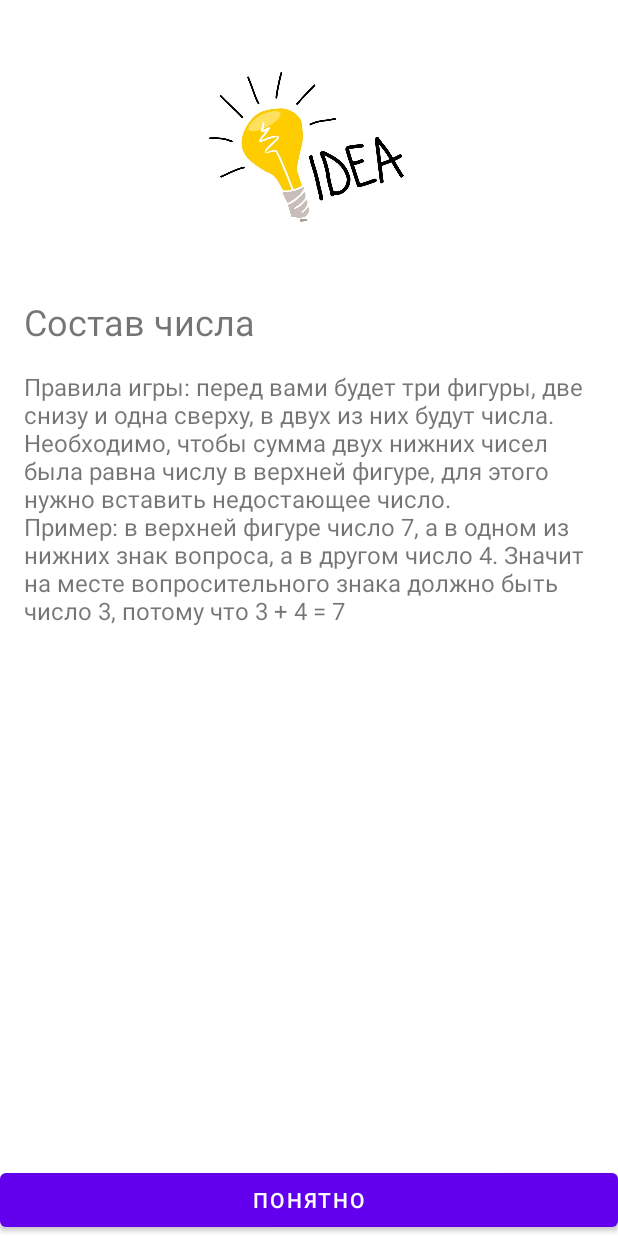
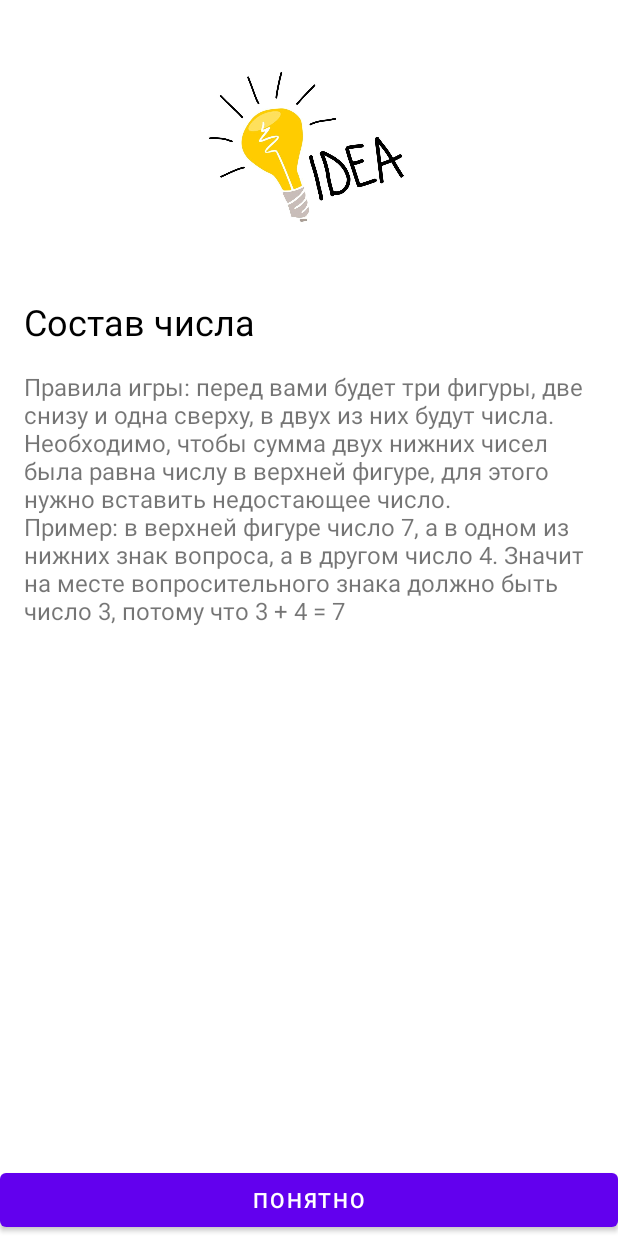
Before and after one commit to jekispank/Composition, an Android app: the screen it shows after launch (MainActivity), on a phone screen of 412 x 824 dp. Run offline under Robolectric (Android 15) with nearby library versions, the phone set to English and light mode, and no system bars; our stand-ins replace data binding.

Commit message:
Creating navigation via Jetpack navigation. Adding dataBinding.

```diff
--- a/app/src/main/AndroidManifest.xml
+++ b/app/src/main/AndroidManifest.xml
@@ -15,6 +15,7 @@
         tools:targetApi="31">
         <activity
             android:name=".presentation.MainActivity"
+            android:icon="@drawable/ic_brain"
             android:exported="true"
             android:screenOrientation="portrait">
             <intent-filter>
--- a/app/src/main/java/com/jekis/composition/presentation/WelcomeFragment.kt
+++ b/app/src/main/java/com/jekis/composition/presentation/WelcomeFragment.kt
@@ -5,6 +5,7 @@ import androidx.fragment.app.Fragment
 import android.view.LayoutInflater
 import android.view.View
 import android.view.ViewGroup
+import androidx.navigation.fragment.findNavController
 import com.jekis.composition.R
 import com.jekis.composition.databinding.FragmentWelcomeBinding
 
@@ -32,9 +33,6 @@ class WelcomeFragment : Fragment() {
     }
 
     private fun launchChooseLevelFragment(){
-        requireActivity().supportFragmentManager.beginTransaction()
-            .replace(R.id.mainContainer, ChooseLevelFragment.newInstance())
-            .addToBackStack("ChooseLevelFragment")
-            .commit()
+        findNavController().navigate(R.id.action_welcomeFragment_to_chooseLevelFragment)
     }
 }
--- a/app/src/main/res/layout/activity_main.xml
+++ b/app/src/main/res/layout/activity_main.xml
@@ -2,10 +2,13 @@
 <androidx.fragment.app.FragmentContainerView
     xmlns:android="http://schemas.android.com/apk/res/android"
     xmlns:tools="http://schemas.android.com/tools"
+    xmlns:app="http://schemas.android.com/apk/res-auto"
     android:id="@+id/mainContainer"
     android:layout_width="match_parent"
     android:layout_height="match_parent"
-    android:name="com.jekis.composition.presentation.WelcomeFragment"
+    android:name="androidx.navigation.fragment.NavHostFragment"
+    app:navGraph="@navigation/main_navigation"
+    app:defaultNavHost="true"
     tools:context=".presentation.MainActivity">
 
 </androidx.fragment.app.FragmentContainerView>
--- a/app/src/main/res/layout/fragment_welcome.xml
+++ b/app/src/main/res/layout/fragment_welcome.xml
@@ -1,9 +1,11 @@
 <?xml version="1.0" encoding="utf-8"?>
+<layout>
+
     <ScrollView xmlns:android="http://schemas.android.com/apk/res/android"
+        xmlns:app="http://schemas.android.com/apk/res-auto"
         xmlns:tools="http://schemas.android.com/tools"
         android:layout_width="match_parent"
         android:layout_height="match_parent"
-    xmlns:app="http://schemas.android.com/apk/res-auto"
         android:fillViewport="true">
 
         <androidx.constraintlayout.widget.ConstraintLayout
@@ -18,37 +20,39 @@
                 android:layout_height="150dp"
                 android:layout_gravity="center"
                 android:layout_margin="32dp"
+                android:contentDescription="Welcome logo"
                 android:src="@drawable/ic_brain"
-           android:contentDescription="Welcome logo"
                 app:layout_constraintEnd_toEndOf="parent"
                 app:layout_constraintStart_toStartOf="parent"
-           app:layout_constraintTop_toTopOf="parent"/>
+                app:layout_constraintTop_toTopOf="parent" />
 
             <TextView
                 android:id="@+id/tv_title"
                 android:layout_width="match_parent"
                 android:layout_height="wrap_content"
+                android:layout_margin="16dp"
                 android:text="@string/composition_of_the_number"
+                android:textColor="@color/black"
                 android:textSize="24sp"
-           android:layout_margin="16dp"
-           app:layout_constraintTop_toBottomOf="@+id/iv_logo"/>
+                app:layout_constraintTop_toBottomOf="@+id/iv_logo" />
 
             <TextView
                 android:layout_width="match_parent"
                 android:layout_height="wrap_content"
+                android:layout_margin="16dp"
                 android:text="@string/game_rules"
                 android:textSize="16sp"
-           android:layout_margin="16dp"
-           app:layout_constraintTop_toBottomOf="@+id/tv_title"/>
+                app:layout_constraintTop_toBottomOf="@+id/tv_title" />
 
             <Button
                 android:id="@+id/bt_understand"
                 android:layout_width="match_parent"
                 android:layout_height="wrap_content"
-           app:layout_constraintBottom_toBottomOf="parent"
+                android:layout_gravity="bottom"
                 android:text="@string/understand"
-           android:layout_gravity="bottom"/>
+                app:layout_constraintBottom_toBottomOf="parent" />
 
         </androidx.constraintlayout.widget.ConstraintLayout>
 
     </ScrollView>
+</layout>
--- /dev/null
+++ b/app/src/main/res/navigation/main_navigation.xml
@@ -0,0 +1,48 @@
+<?xml version="1.0" encoding="utf-8"?>
+<navigation xmlns:android="http://schemas.android.com/apk/res/android"
+    xmlns:app="http://schemas.android.com/apk/res-auto"
+    xmlns:tools="http://schemas.android.com/tools"
+    android:id="@+id/navigation"
+    app:startDestination="@id/welcomeFragment">
+
+    <fragment
+        android:id="@+id/welcomeFragment"
+        android:name="com.jekis.composition.presentation.WelcomeFragment"
+        android:label="WelcomeFragment" >
+        <action
+            android:id="@+id/action_welcomeFragment_to_chooseLevelFragment"
+            app:destination="@id/chooseLevelFragment" />
+    </fragment>
+    <fragment
+        android:id="@+id/chooseLevelFragment"
+        android:name="com.jekis.composition.presentation.ChooseLevelFragment"
+        android:label="fragment_choose_level"
+        tools:layout="@layout/fragment_choose_level" >
+        <action
+            android:id="@+id/action_chooseLevelFragment_to_gameFragment"
+            app:destination="@id/gameFragment" />
+    </fragment>
+    <fragment
+        android:id="@+id/gameFragment"
+        android:name="com.jekis.composition.presentation.GameFragment"
+        android:label="fragment_game"
+        tools:layout="@layout/fragment_game" >
+        <action
+            android:id="@+id/action_gameFragment_to_gameFinishedFragment"
+            app:destination="@id/gameFinishedFragment"
+            app:popUpTo="@id/gameFragment"
+            app:popUpToInclusive="true" />
+        <argument
+            android:name="level"
+            app:argType="com.jekis.composition.domain.entity.Level" />
+    </fragment>
+    <fragment
+        android:id="@+id/gameFinishedFragment"
+        android:name="com.jekis.composition.presentation.GameFinishedFragment"
+        android:label="fragment_game_finished"
+        tools:layout="@layout/fragment_game_finished" >
+        <argument
+            android:name="gameResult"
+            app:argType="com.jekis.composition.domain.entity.GameResult" />
+    </fragment>
+</navigation>
```
Also changed, not shown: app/build.gradle (+7 -3 lines), app/src/main/java/com/jekis/composition/presentation/BindingAdapters.kt (added, +60 -0 lines), app/src/main/java/com/jekis/composition/presentation/ChooseLevelFragment.kt (+2 -10 lines), app/src/main/java/com/jekis/composition/presentation/GameFinishedFragment.kt (+7 -81 lines), app/src/main/java/com/jekis/composition/presentation/GameFragment.kt (+16 -40 lines), app/src/main/java/com/jekis/composition/presentation/GameViewModel.kt (+13 -8 lines), app/src/main/java/com/jekis/composition/presentation/GameViewModelFactory.kt (added, +18 -0 lines), app/src/main/res/layout/fragment_choose_level.xml (+8 -14 lines), app/src/main/res/layout/fragment_game.xml (+14 -6 lines), app/src/main/res/layout/fragment_game_finished.xml (+31 -12 lines), build.gradle (+9 -0 lines). Lines whose indentation alone changed are shown as unchanged.
